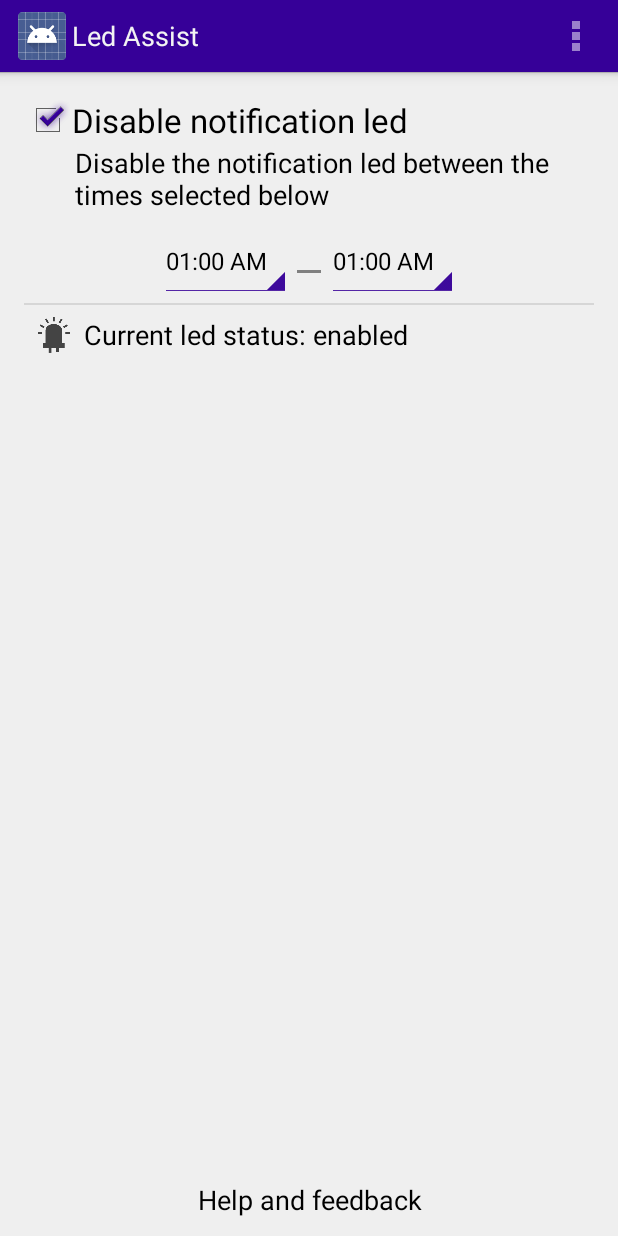
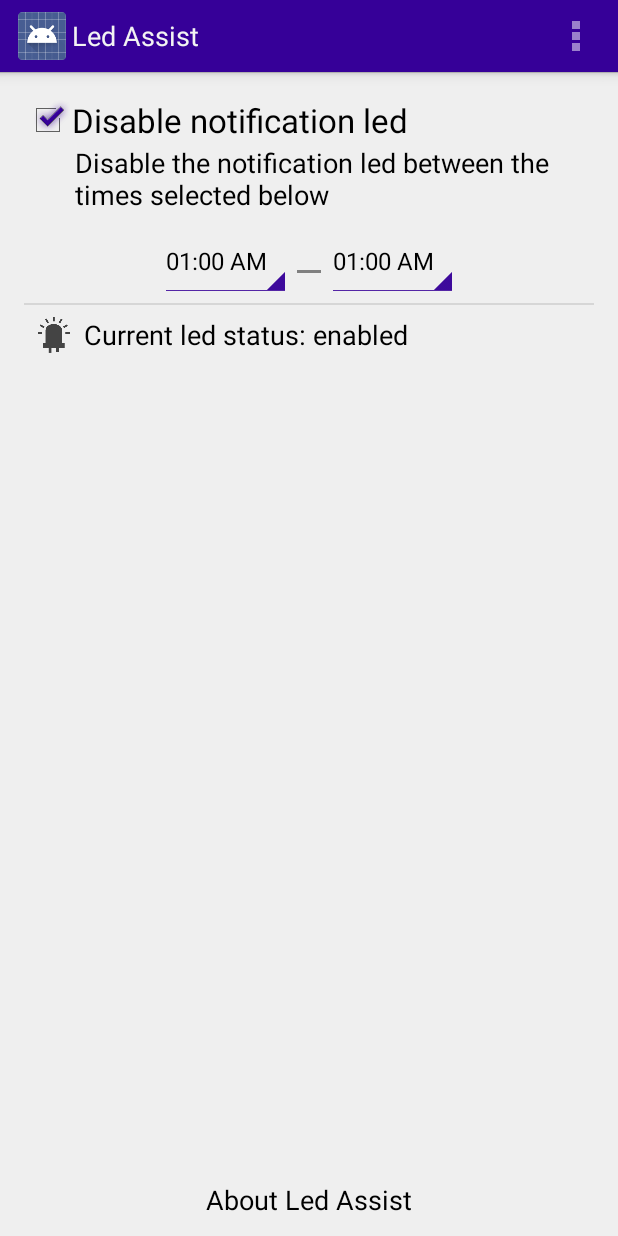
Before and after one commit to xisberto/ledassist, an Android app: the screen it shows after launch (MainActivity), in the options menu, after a tap on "Settings", on a phone screen of 412 x 824 dp. Run offline under Robolectric (Android 15) with nearby library versions, the phone set to English and light mode, and no system bars; libraries missing offline, so code that uses them is left out: com.doomonafireball.betterpickers; 2 statements that could not run were skipped.

Commit message:
Changing Feedback fragment to About fragment

```diff
--- /dev/null
+++ b/app/src/main/java/net/xisberto/ledassist/ui/AboutFragment.java
@@ -0,0 +1,64 @@
+package net.xisberto.ledassist.ui;
+
+import android.app.Activity;
+import android.content.pm.PackageManager;
+import android.os.Build;
+import android.os.Bundle;
+import android.support.annotation.Nullable;
+import android.support.v4.app.Fragment;
+import android.view.LayoutInflater;
+import android.view.View;
+import android.view.ViewGroup;
+import android.widget.TextView;
+
+import net.xisberto.ledassist.R;
+
+public class AboutFragment extends Fragment {
+    private View mView;
+
+    public AboutFragment() {
+    }
+
+    @Override
+    public void onActivityCreated(@Nullable Bundle savedInstanceState) {
+        super.onActivityCreated(savedInstanceState);
+
+        String version;
+        try {
+            version = getActivity().getPackageManager().getPackageInfo(
+                    getActivity().getPackageName(), 0).versionName;
+        } catch (PackageManager.NameNotFoundException e) {
+            version = "";
+        }
+
+        ((TextView)mView.findViewById(R.id.textVersion))
+                .setText(getString(R.string.version, version));
+    }
+
+    @Override
+    public View onCreateView(LayoutInflater inflater, @Nullable ViewGroup container, @Nullable Bundle savedInstanceState) {
+        mView = inflater.inflate(R.layout.fragment_feedback, container, false);
+
+/*
+        TextView textDeviceInfo = (TextView) mView.findViewById(R.id.textDeviceInfo);
+        String info = getString(R.string.device_info, Build.MANUFACTURER, Build.MODEL, Build.VERSION.RELEASE);
+        textDeviceInfo.setText(info);
+*/
+
+        return mView;
+    }
+
+    @Override
+    public void onAttach(Activity activity) {
+        super.onAttach(activity);
+
+        activity.getActionBar().setDisplayHomeAsUpEnabled(true);
+    }
+
+    @Override
+    public void onDetach() {
+        super.onDetach();
+        getActivity().getActionBar().setHomeButtonEnabled(false);
+        getActivity().getActionBar().setDisplayHomeAsUpEnabled(false);
+    }
+}
--- a/app/src/main/java/net/xisberto/ledassist/ui/FeedbackFragment.java
+++ /dev/null
@@ -1,36 +0,0 @@
-package net.xisberto.ledassist.ui;
-
-import android.os.Build;
-import android.os.Bundle;
-import android.support.annotation.Nullable;
-import android.support.v4.app.Fragment;
-import android.view.LayoutInflater;
-import android.view.View;
-import android.view.ViewGroup;
-import android.widget.TextView;
-
-import net.xisberto.ledassist.R;
-
-/**
- * Created by xisberto on 21/09/14.
- */
-public class FeedbackFragment extends Fragment {
-    private View mView;
-
-    public FeedbackFragment() {
-    }
-
-    @Override
-    public View onCreateView(LayoutInflater inflater, @Nullable ViewGroup container, @Nullable Bundle savedInstanceState) {
-        mView = inflater.inflate(R.layout.fragment_feedback, container, false);
-
-        TextView textDeviceInfo = (TextView) mView.findViewById(R.id.textDeviceInfo);
-        String info = getString(R.string.device_info, Build.MANUFACTURER, Build.MODEL, Build.VERSION.RELEASE);
-//        info += Build.MANUFACTURER + "\n";
-//        info += Build.MODEL + "\n";
-//        info += Build.VERSION.RELEASE + "\n";
-        textDeviceInfo.setText(info);
-
-        return mView;
-    }
-}
--- a/app/src/main/java/net/xisberto/ledassist/ui/MainActivity.java
+++ b/app/src/main/java/net/xisberto/ledassist/ui/MainActivity.java
@@ -1,10 +1,8 @@
 package net.xisberto.ledassist.ui;
 
-import android.content.Intent;
 import android.content.SharedPreferences;
 import android.os.Bundle;
 import android.preference.PreferenceManager;
-import android.support.v4.app.Fragment;
 import android.support.v4.app.FragmentActivity;
 import android.support.v4.app.FragmentManager;
 import android.text.format.DateFormat;
@@ -15,7 +13,6 @@ import android.view.MotionEvent;
 import android.view.View;
 import android.widget.Button;
 import android.widget.CheckBox;
-import android.widget.RelativeLayout;
 import android.widget.TextView;
 
 import com.doomonafireball.betterpickers.radialtimepicker.RadialPickerLayout;
@@ -27,14 +24,14 @@ import net.xisberto.ledassist.control.Settings;
 
 
 public class MainActivity extends FragmentActivity implements View.OnClickListener,
-        RadialTimePickerDialog.OnTimeSetListener, SharedPreferences.OnSharedPreferenceChangeListener, FragmentManager.OnBackStackChangedListener {
+        RadialTimePickerDialog.OnTimeSetListener, SharedPreferences.OnSharedPreferenceChangeListener {
 
     private static final String KEY = "key", TARGET = "target", TAG_RADIAL_PICKER = "radial_picker";
 
     private CheckBox checkLed;
     private String mPreferencesKey;
     private int mTargetButton;
-    private FeedbackFragment feedbackFragment;
+    private AboutFragment aboutFragment;
 
     @Override
     protected void onCreate(Bundle savedInstanceState) {
@@ -70,19 +67,18 @@ public class MainActivity extends FragmentActivity implements View.OnClickListen
         findViewById(R.id.buttonFeedback).setOnClickListener(new View.OnClickListener() {
             @Override
             public void onClick(View v) {
-                if (feedbackFragment == null) {
-                    feedbackFragment = new FeedbackFragment();
+                if (aboutFragment == null) {
+                    aboutFragment = new AboutFragment();
                 }
                 getSupportFragmentManager().beginTransaction()
                         .setCustomAnimations(R.anim.slide_in_up, R.anim.slide_out_down,
                                 R.anim.slide_in_up, R.anim.slide_out_down)
-                        .replace(R.id.frame_feedback, feedbackFragment)
+                        .replace(R.id.frame_feedback, aboutFragment)
                         .addToBackStack(null)
                         .commit();
             }
         });
 
-        getSupportFragmentManager().addOnBackStackChangedListener(this);
     }
 
     @Override
@@ -96,13 +92,14 @@ public class MainActivity extends FragmentActivity implements View.OnClickListen
     protected void onResume() {
         super.onResume();
 
-        //TODO restore actionbar status
-
         RadialTimePickerDialog dialog = (RadialTimePickerDialog) getSupportFragmentManager()
                 .findFragmentByTag(TAG_RADIAL_PICKER);
         if (dialog != null) {
             dialog.setOnTimeSetListener(this);
         }
+
+        aboutFragment = (AboutFragment) getSupportFragmentManager()
+                .findFragmentById(R.id.frame_feedback);
 
         PreferenceManager.getDefaultSharedPreferences(this.getApplicationContext())
                 .registerOnSharedPreferenceChangeListener(this);
@@ -186,16 +183,4 @@ public class MainActivity extends FragmentActivity implements View.OnClickListen
             }
         }
     }
-
-    @Override
-    public void onBackStackChanged() {
-        if (feedbackFragment != null
-                && feedbackFragment.isVisible()) {
-            getActionBar().setDisplayHomeAsUpEnabled(true);
-        } else {
-            getActionBar().setDisplayHomeAsUpEnabled(false);
-            getActionBar().setHomeButtonEnabled(false);
-            feedbackFragment = null;
-        }
-    }
 }
--- a/app/src/main/res/layout/activity_main.xml
+++ b/app/src/main/res/layout/activity_main.xml
@@ -74,7 +74,7 @@
         android:layout_below="@+id/separator"
         android:drawableLeft="@drawable/ic_led_on"
         android:drawableStart="@drawable/ic_led_on"
-        android:gravity="center_vertical"
+        android:gravity="start|center_vertical"
         android:text="@string/current_led_status"
         android:textAppearance="?android:textAppearanceMedium" />
 
--- a/app/src/main/res/values/strings.xml
+++ b/app/src/main/res/values/strings.xml
@@ -2,13 +2,14 @@
 <resources>
 
     <string name="app_name">Led Assist</string>
+    <string name="version">version %s</string>
     <string name="action_settings">Settings</string>
 
     <string name="disable_led">Disable notification led</string>
     <string name="led_summary">Disable the notification led between the times selected below</string>
     <string name="default_hour">01:00</string>
     <string name="current_led_status">Current led status: %s</string>
-    <string name="help_feedback">Help and feedback</string>
+    <string name="help_feedback">About Led Assist</string>
     <string name="enabled">enabled</string>
     <string name="disabled">disabled</string>
     <string name="led_disabled">Notification led disabled</string>
```
Also changed, not shown: app/src/main/res/layout/fragment_feedback.xml (+34 -3 lines).
